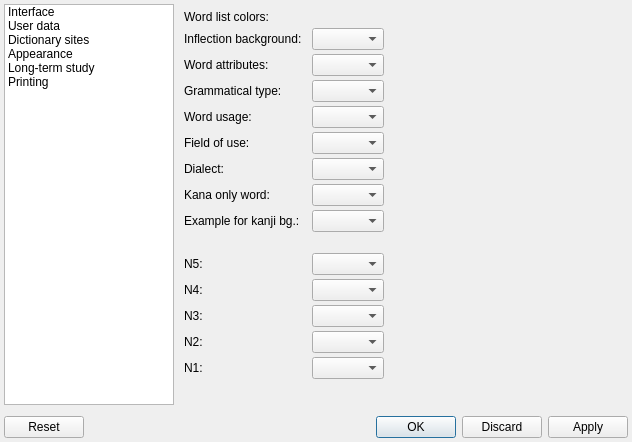
First picture: the form in settingsform.ui, repository z1dev/zkanji, before the edit.
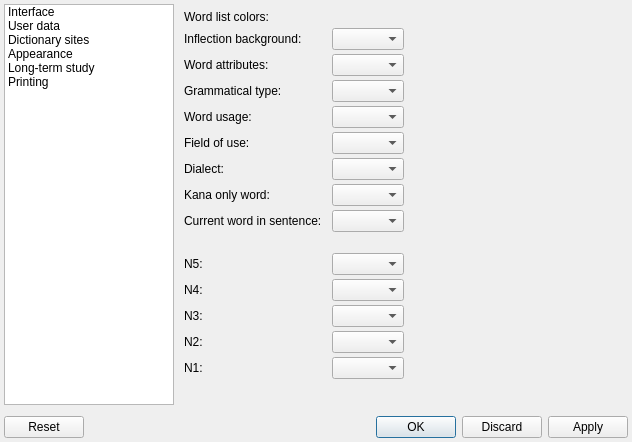
Second picture: the form after the edit. The open tabs and pages were chosen to show the change. Icons and pictures are not drawn. Custom widgets are drawn as their Qt base class.

Commit message: * Fixed: the example sentence widget didn't change color according to the current settings.

Diff of the .ui file:
```diff
--- a/settingsform.ui
+++ b/settingsform.ui
@@ -3354,23 +3354,6 @@
                 </property>
                </widget>
               </item>
-              <item row="8" column="0">
-               <widget class="QLabel" name="label_42">
-                <property name="text">
-                 <string>Example for kanji bg.:</string>
-                </property>
-               </widget>
-              </item>
-              <item row="8" column="1">
-               <widget class="ZColorComboBox" name="colKanjiExCBox">
-                <property name="sizePolicy">
-                 <sizepolicy hsizetype="Fixed" vsizetype="Fixed">
-                  <horstretch>0</horstretch>
-                  <verstretch>0</verstretch>
-                 </sizepolicy>
-                </property>
-               </widget>
-              </item>
               <item row="9" column="1">
                <spacer name="verticalSpacer_31">
                 <property name="orientation">
@@ -3502,6 +3485,23 @@
                 </property>
                </widget>
               </item>
+              <item row="8" column="0">
+               <widget class="QLabel" name="label_141">
+                <property name="text">
+                 <string>Current word in sentence:</string>
+                </property>
+               </widget>
+              </item>
+              <item row="8" column="1">
+               <widget class="ZColorComboBox" name="colSentenceWordCBox">
+                <property name="sizePolicy">
+                 <sizepolicy hsizetype="Fixed" vsizetype="Fixed">
+                  <horstretch>0</horstretch>
+                  <verstretch>0</verstretch>
+                 </sizepolicy>
+                </property>
+               </widget>
+              </item>
              </layout>
             </widget>
             <widget class="QWidget" name="kanjiColorsPage">
@@ -3750,6 +3750,23 @@
                 </property>
                </widget>
               </item>
+              <item row="16" column="0">
+               <widget class="QLabel" name="label_42">
+                <property name="text">
+                 <string>Example word bg.:</string>
+                </property>
+               </widget>
+              </item>
+              <item row="16" column="1">
+               <widget class="ZColorComboBox" name="colKanjiExCBox">
+                <property name="sizePolicy">
+                 <sizepolicy hsizetype="Fixed" vsizetype="Fixed">
+                  <horstretch>0</horstretch>
+                  <verstretch>0</verstretch>
+                 </sizepolicy>
+                </property>
+               </widget>
+              </item>
              </layout>
             </widget>
             <widget class="QWidget" name="studyColorsPage">
```
Left out of the diff: 15 changed lines with no effect on the pictures. The commit also changes 4 other files.
